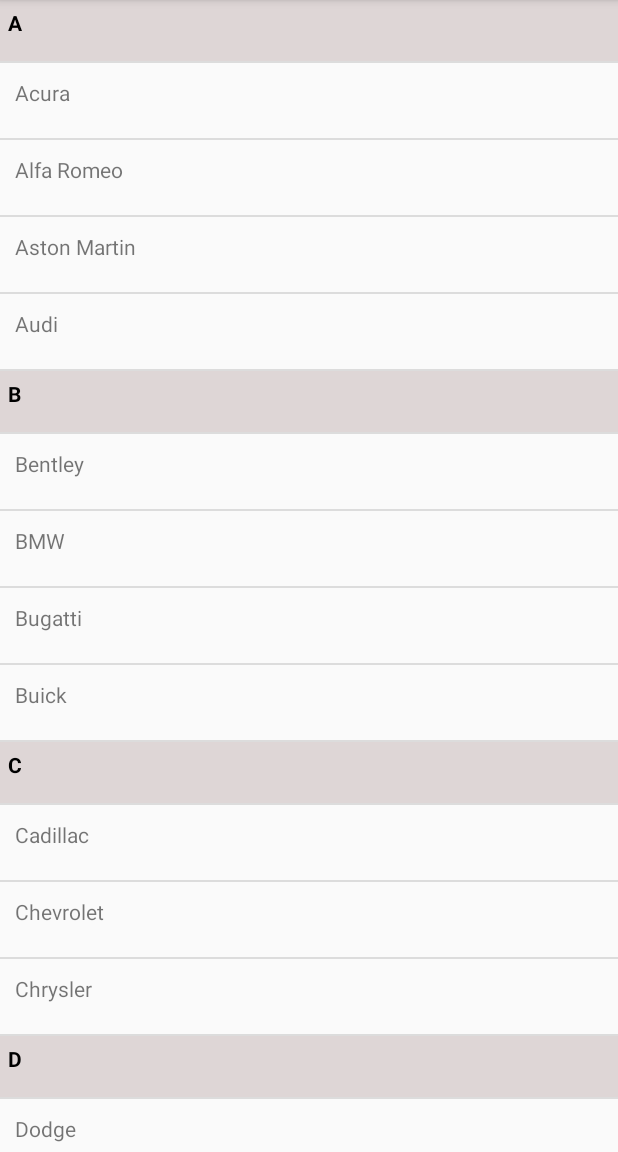
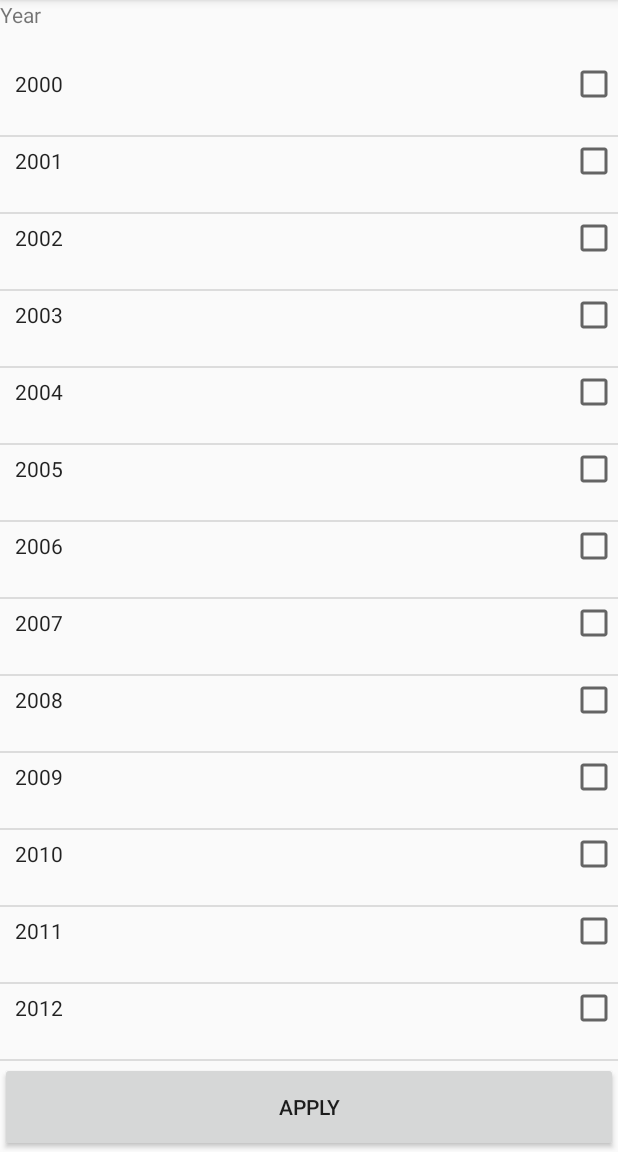
Before and after one commit to plutomars/cars, an Android app: the screen it shows after launch (ListActivity before the commit, YearActivity after it), on a phone screen of 412 x 824 dp, the part 84-1236 px from its top. Run offline under Robolectric (Android 15) with nearby library versions, the phone set to English and light mode, and no system bars; our stand-ins replace ButterKnife.

Commit message:
add dependency butterknife in gradle add YearList adapter add YearObj add Year Activity add multi-selection list item

```diff
--- a/app/build.gradle
+++ b/app/build.gradle
@@ -23,11 +23,15 @@ android {
 }
 
 dependencies {
-    implementation fileTree(dir: 'libs', include: ['*.jar'])
+    implementation fileTree(include: ['*.jar'], dir: 'libs')
     implementation 'com.android.support:appcompat-v7:28.0.0'
     implementation 'com.android.support.constraint:constraint-layout:1.1.3'
     implementation 'com.android.support:design:28.0.0'
     testImplementation 'junit:junit:4.12'
     androidTestImplementation 'com.android.support.test:runner:1.0.2'
     androidTestImplementation 'com.android.support.test.espresso:espresso-core:3.0.2'
+    implementation 'com.jakewharton:butterknife-compiler:8.8.1'
+    implementation 'com.jakewharton:butterknife:8.8.1'
+    implementation 'com.android.support:support-annotations:24.2.0'
+    annotationProcessor 'com.jakewharton:butterknife-compiler:8.8.1'
 }
--- /dev/null
+++ b/app/src/main/java/Adapter/YearAdapter.java
@@ -0,0 +1,88 @@
+package Adapter;
+
+import android.support.annotation.NonNull;
+import android.support.v7.widget.RecyclerView;
+import android.view.View;
+import android.view.ViewGroup;
+import android.content.Context;
+import android.view.LayoutInflater;
+import android.widget.CheckedTextView;
+import com.example.pluto.cars.R;
+
+import java.util.ArrayList;
+import java.util.List;
+
+import Model.YearObj;
+import butterknife.BindView;
+import butterknife.ButterKnife;
+
+public class YearAdapter extends RecyclerView.Adapter<YearAdapter.ViewHolder>{
+    private Context mContext;
+    private List<YearObj> selectedYear;
+    private OnItemClickListener mOnItemClickListener;
+
+    public YearAdapter(Context context,List<YearObj> selectedYear){
+        this.selectedYear = selectedYear;
+        mContext=context;
+    }
+
+    public List<YearObj> getSelectedYear(){
+        if (selectedYear==null){
+            selectedYear = new ArrayList<>();
+        }
+        return selectedYear;
+    }
+
+    public void notifyAdapter(List<YearObj> selectedYear,boolean isAdd){
+        if(!isAdd){
+            this.selectedYear = selectedYear;
+        }else{
+            this.selectedYear.addAll(selectedYear);
+        }
+        notifyDataSetChanged();
+    }
+
+    @NonNull
+    @Override
+    public ViewHolder onCreateViewHolder(@NonNull ViewGroup parent, int i) {
+        View view = LayoutInflater.from(parent.getContext()).inflate(R.layout.multi_item,parent,false);
+        ViewHolder holder = new ViewHolder(view);
+        return holder;
+    }
+
+    @Override
+    public void onBindViewHolder(@NonNull final ViewHolder viewHolder, int position) {
+        YearObj yearObj = selectedYear.get(viewHolder.getAdapterPosition());
+        viewHolder.mCheckedTextView.setText(yearObj.getYear());
+        viewHolder.mCheckedTextView.setChecked(yearObj.isSelected);
+
+        viewHolder.itemView.setOnClickListener(new View.OnClickListener() {
+            @Override
+            public void onClick(View v) {
+                mOnItemClickListener.onItemClickListener(viewHolder.getAdapterPosition(),selectedYear);
+            }
+        });
+    }
+
+    public void setOnItemClickListener(OnItemClickListener onItemClickListener){
+        this.mOnItemClickListener=onItemClickListener;
+    }
+
+    @Override
+    public int getItemCount() {
+        return this.selectedYear.size();
+    }
+
+    public static class ViewHolder extends RecyclerView.ViewHolder{
+        @BindView(R.id.multi_item) CheckedTextView mCheckedTextView;
+
+        public ViewHolder(View itemView){
+            super(itemView);
+            ButterKnife.bind(this,itemView);
+        }
+    }
+
+    public interface OnItemClickListener{
+        void onItemClickListener(int position, List<YearObj> yearObjList);
+    }
+}
--- /dev/null
+++ b/app/src/main/java/Model/YearObj.java
@@ -0,0 +1,14 @@
+package Model;
+
+public class YearObj {
+    private String year;
+    public boolean isSelected;
+
+    public void setYear(String year){this.year=year;}
+    public String getYear(){return this.year;}
+
+    public YearObj(String year){
+        this.year=year;
+        isSelected=false;
+    }
+}
--- /dev/null
+++ b/app/src/main/java/Model/YearSingleton.java
@@ -0,0 +1,34 @@
+package Model;
+
+import android.content.Context;
+
+import com.example.pluto.cars.R;
+
+import java.util.ArrayList;
+import java.util.List;
+
+public class YearSingleton {
+
+    private static YearSingleton yearSingleton;
+    private static List<YearObj> yearObjList;
+
+    public static YearSingleton getInstance(Context context){
+        if (yearSingleton==null){
+            yearSingleton=new YearSingleton(context);
+        }
+        return yearSingleton;
+    }
+
+    private YearSingleton(Context context){
+        String[] yearlist =context.getResources().getStringArray(R.array.Years);
+        yearObjList = new ArrayList<>();
+        for(String s:yearlist){
+            YearObj obj = new YearObj(s);
+            yearObjList.add(obj);
+        }
+    }
+
+    public static List<YearObj> getYearObjList(){
+        return yearObjList;
+    }
+}
--- a/app/src/main/java/com/example/pluto/cars/ListActivity.java
+++ b/app/src/main/java/com/example/pluto/cars/MakeActivity.java
@@ -10,14 +10,14 @@ import Adapter.CategoryAdapter;
 import Model.CategorySingleton;
 import Model.DividerItemDecoration;
 
-public class ListActivity extends AppCompatActivity {
-    private static final String TAG="ListActivity";
+public class MakeActivity extends AppCompatActivity {
+    private static final String TAG="MakeActivity";
     private RecyclerView recyclerView;
 
     @Override
     protected void onCreate(Bundle savedInstanceState) {
         super.onCreate(savedInstanceState);
-        setContentView(R.layout.activity_list);
+        setContentView(R.layout.activity_make);
         recyclerView = (RecyclerView)findViewById(R.id.recyclerListView);
         recyclerView.setLayoutManager(new LinearLayoutManager(this));
         Log.d(TAG,"create a recyclerview");
--- a/app/src/main/java/com/example/pluto/cars/DetailActivity.java
+++ b/app/src/main/java/com/example/pluto/cars/ModelActivity.java
@@ -9,15 +9,15 @@ import android.util.Log;
 import Adapter.CategoryAdapter;
 import Model.CategorySingleton;
 
-public class DetailActivity extends AppCompatActivity {
+public class ModelActivity extends AppCompatActivity {
 
-    private static final String TAG="DetailActivity";
+    private static final String TAG="ModelActivity";
     private RecyclerView recyclerView;
 
     @Override
     protected void onCreate(Bundle savedInstanceState) {
         super.onCreate(savedInstanceState);
-        setContentView(R.layout.activity_detail);
+        setContentView(R.layout.activity_model);
         recyclerView = (RecyclerView)findViewById(R.id.recyclerListView);
         recyclerView.setLayoutManager(new LinearLayoutManager(this));
         Log.d(TAG,"create a recyclerview");
--- /dev/null
+++ b/app/src/main/java/com/example/pluto/cars/YearActivity.java
@@ -0,0 +1,66 @@
+package com.example.pluto.cars;
+
+import android.support.v7.app.AppCompatActivity;
+import android.os.Bundle;
+import android.support.v7.widget.LinearLayoutManager;
+import android.support.v7.widget.RecyclerView;
+import android.util.Log;
+import android.view.View;
+import android.widget.Button;
+
+import java.util.ArrayList;
+import java.util.List;
+
+import Adapter.YearAdapter;
+import Model.DividerItemDecoration;
+import Model.YearObj;
+import Model.YearSingleton;
+
+public class YearActivity extends AppCompatActivity implements YearAdapter.OnItemClickListener {
+
+    private static final String TAG="YearActivity";
+    private RecyclerView recyclerView;
+    private List<YearObj> yearObjList = new ArrayList<>();
+    private YearAdapter yearAdapter = null;
+    private Button applyButton;
+    private List<YearObj> selection = new ArrayList<>();
+
+    @Override
+    protected void onCreate(Bundle savedInstanceState) {
+        super.onCreate(savedInstanceState);
+        setContentView(R.layout.activity_year);
+        init();
+    }
+
+    private void init(){
+        applyButton = (Button)findViewById(R.id.apply_btn);
+        applyButton.setOnClickListener(new View.OnClickListener() {
+            @Override
+            public void onClick(View v) {
+                Log.d(TAG,Integer.toString(selection.size()));
+            }
+        });
+
+        recyclerView = (RecyclerView)findViewById(R.id.year_view);
+        recyclerView.setLayoutManager(new LinearLayoutManager(this));
+        recyclerView.addItemDecoration(new DividerItemDecoration(this,DividerItemDecoration.VERTICAL_LIST));
+        YearSingleton yearSingleton = YearSingleton.getInstance(this);
+        yearAdapter = new YearAdapter(this,YearSingleton.getYearObjList());
+        recyclerView.setAdapter(yearAdapter);
+        yearAdapter.setOnItemClickListener(this);
+    }
+
+    @Override
+    public void onItemClickListener(int position, List<YearObj> yearObjList) {
+        YearObj yearObj = yearObjList.get(position);
+        boolean isSelected = yearObj.isSelected;
+        if(!isSelected){
+            yearObj.isSelected=true;
+            selection.add(yearObj);
+        }else{
+            yearObj.isSelected=false;
+            selection.remove(yearObj);
+        }
+        yearAdapter.notifyDataSetChanged();
+    }
+}
--- a/app/src/main/res/layout/activity_detail.xml
+++ b/app/src/main/res/layout/activity_information.xml
@@ -4,6 +4,6 @@
     xmlns:tools="http://schemas.android.com/tools"
     android:layout_width="match_parent"
     android:layout_height="match_parent"
-    tools:context=".DetailActivity">
+    tools:context=".InformationActivity">
 
 </android.support.constraint.ConstraintLayout>
--- a/app/src/main/res/layout/activity_list.xml
+++ b/app/src/main/res/layout/activity_make.xml
@@ -3,7 +3,7 @@
     xmlns:tools="http://schemas.android.com/tools"
     android:layout_width="match_parent"
     android:layout_height="match_parent"
-    tools:context=".ListActivity">
+    tools:context=".MakeActivity">
 
 
     <android.support.v7.widget.RecyclerView
--- /dev/null
+++ b/app/src/main/res/layout/activity_year.xml
@@ -0,0 +1,33 @@
+<?xml version="1.0" encoding="utf-8"?>
+<RelativeLayout xmlns:android="http://schemas.android.com/apk/res/android"
+    xmlns:tools="http://schemas.android.com/tools"
+    android:layout_width="match_parent"
+    android:layout_height="match_parent"
+    android:orientation="vertical"
+    tools:context=".YearActivity">
+
+    <TextView
+        android:id="@+id/year_title_textview"
+        android:layout_width="match_parent"
+        android:layout_height="40dp"
+        android:layout_alignParentTop="true"
+        android:text="Year" />
+
+    <android.support.v7.widget.RecyclerView
+        android:id="@+id/year_view"
+        android:layout_width="match_parent"
+        android:layout_height="match_parent"
+        android:layout_below="@id/year_title_textview"
+        android:layout_above="@id/apply_btn">
+       </android.support.v7.widget.RecyclerView>
+
+    <Button
+        android:id="@+id/apply_btn"
+        android:layout_alignParentBottom="true"
+        android:layout_width="match_parent"
+        android:layout_height="60dp"
+        android:text="Apply"></Button>
+
+
+
+</RelativeLayout>
--- /dev/null
+++ b/app/src/main/res/layout/multi_item.xml
@@ -0,0 +1,16 @@
+<?xml version="1.0" encoding="utf-8"?>
+<LinearLayout xmlns:android="http://schemas.android.com/apk/res/android"
+    android:id="@+id/multi_item_layout"
+    android:layout_width="match_parent"
+    android:layout_height="50dp">
+
+    <CheckedTextView
+        android:paddingLeft="10dp"
+        android:id="@+id/multi_item"
+        android:layout_width="match_parent"
+        android:layout_height="wrap_content"
+        android:gravity="center_vertical"
+        android:checkMark="?android:attr/listChoiceIndicatorMultiple"
+        android:checked="false"/>
+
+</LinearLayout>
--- a/app/src/main/res/values/array_values.xml
+++ b/app/src/main/res/values/array_values.xml
@@ -1,98 +1,75 @@
 <?xml version="1.0" encoding="utf-8"?>
 <resources>
-    <string-array name="Make_array">
-        <item>0-A</item>
-        <item>1-Acura</item>
-        <item>1-Alfa Romeo</item>
-        <item>1-Aston Martin</item>
-        <item>1-Audi</item>
-        <item>0-B</item>
-        <item>1-Bentley</item>
-        <item>1-BMW</item>
-        <item>1-Bugatti</item>
-        <item>1-Buick</item>
-        <item>0-C</item>
-        <item>1-Cadillac</item>
-        <item>1-Chevrolet</item>
-        <item>1-Chrysler</item>
-        <item>0-D</item>
-        <item>1-Dodge</item>
-        <item>0-F</item>
-        <item>1-Ferrari</item>
-        <item>1-FIAT</item>
-        <item>1-Ford</item>
-        <item>0-G</item>
-        <item>1-Genesis</item>
-        <item>1-GMC</item>
-        <item>0-H</item>
-        <item>1-Honda</item>
-        <item>1-Hyundai</item>
-        <item>0-I</item>
-        <item>1-INFINITI</item>
-        <item>0-J</item>
-        <item>1-Jaguar</item>
-        <item>1-Jeep</item>
-        <item>0-K</item>
-        <item>1-Kia</item>
-        <item>0-L</item>
-        <item>1-Lamborghini</item>
-        <item>1-Land Rover</item>
-        <item>1-Lexus</item>
-        <item>1-Lincoln</item>
-        <item>1-Lotus</item>
-        <item>0-M</item>
-        <item>1-Maserati</item>
-        <item>1-Maybach</item>
-        <item>1-Mazda</item>
-        <item>1-McLaren</item>
-        <item>1-Mercedes-Benz</item>
-        <item>1-Mitsubishi</item>
-        <item>1-MINI</item>
-        <item>0-N</item>
-        <item>1-Nissan</item>
-        <item>0-P</item>
-        <item>1-Porsche</item>
-        <item>0-R</item>
-        <item>1-RAM</item>
-        <item>1-Rolls-Royce</item>
-        <item>0-S</item>
-        <item>1-Saab</item>
-        <item>1-Subaru</item>
-        <item>1-Suzuki</item>
-        <item>0-T</item>
-        <item>1-Tesla</item>
-        <item>1-Toyata</item>
-        <item>0-V</item>
-        <item>1-Volkswagen</item>
-        <item>1-Volvo</item>
+    <string-array name="Search_criteria">
+        <item>Make</item>
+        <item>Model</item>
+        <item>Max Price</item>
+        <item>Mileage</item>
+        <item>Year</item>
+        <item>Color</item>
     </string-array>
-    <string-array name="Acura_model">
-        <item>0-C</item>
-        <item>1-CL</item>
-        <item>0-I</item>
-        <item>1-ILX</item>
-        <item>0-M</item>
-        <item>1-MDX</item>
-        <item>0-N</item>
-        <item>1-NSX</item>
-        <item>0-R</item>
-        <item>1-RDX</item>
-        <item>1-RLX</item>
-        <item>1-RSX</item>
-        <item>0-S</item>
-        <item>1-SLX</item>
-        <item>0-T</item>
-        <item>1-TLX</item>
-        <item>1-TSX</item>
-        <item>0-Z</item>
-        <item>1-ZDX</item>
+    <string-array name="Years">
+        <item>2000</item>
+        <item>2001</item>
+        <item>2002</item>
+        <item>2003</item>
+        <item>2004</item>
+        <item>2005</item>
+        <item>2006</item>
+        <item>2007</item>
+        <item>2008</item>
+        <item>2009</item>
+        <item>2010</item>
+        <item>2011</item>
+        <item>2012</item>
+        <item>2013</item>
+        <item>2014</item>
+        <item>2015</item>
+        <item>2016</item>
+        <item>2017</item>
+        <item>2018</item>
+        <item>2019</item>
     </string-array>
-    <string-array name="AlfoRomeo_model">
-        <item>4C</item>
-        <item>4C Spider</item>
-        <item>8C Spider</item>
-        <item>Giulia</item>
-        <item>Spider</item>
-        <item>Stelvio</item>
+    <string-array name="Max_price">
+        <item>No Max</item>
+        <item>1000</item>
+        <item>2000</item>
+        <item>3000</item>
+        <item>4000</item>
+        <item>5000</item>
+        <item>6000</item>
+        <item>7000</item>
+        <item>8000</item>
+        <item>9000</item>
+        <item>10000</item>
+        <item>15000</item>
+        <item>20000</item>
+        <item>25000</item>
+        <item>30000</item>
+        <item>35000</item>
+        <item>40000</item>
+        <item>45000</item>
+        <item>50000</item>
+        <item>60000</item>
+        <item>70000</item>
+        <item>80000</item>
+        <item>90000</item>
+        <item>100000</item>
+    </string-array>
+    <string-array name="Mileages">
+        <item>10000 or less</item>
+        <item>20000 or less</item>
+        <item>30000 or less</item>
+        <item>40000 or less</item>
+        <item>50000 or less</item>
+        <item>60000 or less</item>
+        <item>70000 or less</item>
+        <item>80000 or less</item>
+        <item>90000 or less</item>
+        <item>100000 or less</item>
+        <item>150000 or less</item>
+        <item>200000 or less</item>
+        <item>250000 or less</item>
+        <item>300000 or more</item>
     </string-array>
 </resources>
--- a/build.gradle
+++ b/build.gradle
@@ -9,6 +9,7 @@ buildscript {
     dependencies {
         classpath 'com.android.tools.build:gradle:3.2.0'
         classpath "io.realm:realm-gradle-plugin:5.7.0"
+        classpath 'com.jakewharton:butterknife-gradle-plugin:8.8.1'
 
 
         // NOTE: Do not place your application dependencies here; they belong
```
Also changed, not shown: app/src/main/AndroidManifest.xml (+6 -4 lines), app/src/main/java/Model/Category.java (+7 -1 lines), app/src/main/java/com/example/pluto/cars/InformationActivity.java (added, +13 -0 lines), app/src/main/java/com/example/pluto/cars/TestActivity.java (+8 -2 lines), app/src/main/res/layout/activity_model.xml (added, +9 -0 lines), app/src/main/res/values/strings.xml (+0 -9 lines).
